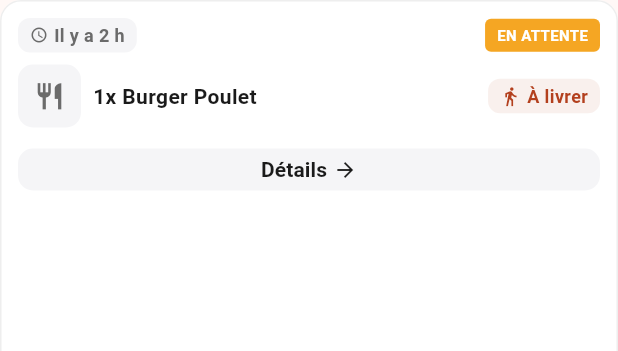
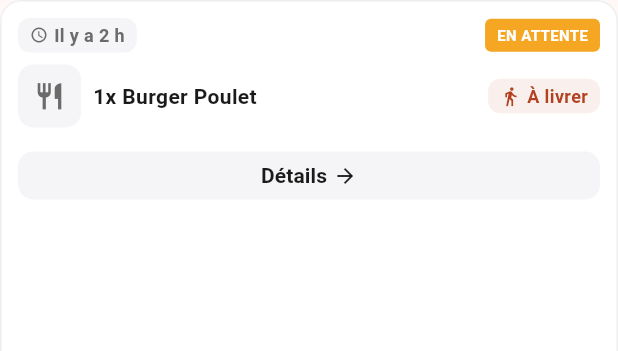
Before and after one commit to DavFilsDev/quick-eat-app, a Flutter app: the MerchantOrderCard widget shown alone on an empty page, opened directly with sample values from the repository, on a phone screen of 412 x 824 dp. Shown: the top 351 px of the screen. Run offline on Flutter 3.47's test engine with Material 3 defaults, Android fonts, the phone set to English and light mode, and no system bars; our stand-ins replace cached_network_image, cloud_firestore, firebase_auth, firebase_core, image_picker; accounts and stored records are empty; project files that could hold a hidden picture were left out.

Commit message:
fix(merchant-ui): enlarge detail button height and vertical spacing

```diff
--- a/lib/features/orders/presentation/merchant/widgets/merchant_order_card.dart
+++ b/lib/features/orders/presentation/merchant/widgets/merchant_order_card.dart
@@ -35,7 +35,7 @@ class MerchantOrderCard extends StatelessWidget {
         side: BorderSide(color: Colors.grey.shade200),
       ),
       child: Padding(
-        padding: const EdgeInsets.all(12),
+        padding: const EdgeInsets.fromLTRB(12, 12, 12, 16),
         child: Column(
           crossAxisAlignment: CrossAxisAlignment.start,
           children: [
@@ -127,7 +127,7 @@ class MerchantOrderCard extends StatelessWidget {
                 ),
               ],
             ),
-            const SizedBox(height: 8),
+            const SizedBox(height: 12),
 
             SizedBox(
               width: double.infinity,
@@ -138,7 +138,7 @@ class MerchantOrderCard extends StatelessWidget {
                   foregroundColor: AppColors.textPrimary,
                   elevation: 0,
                   visualDensity: VisualDensity.compact,
-                  minimumSize: const Size(56, 36),
+                  minimumSize: const Size(56, 40),
                   shape: RoundedRectangleBorder(
                     borderRadius: BorderRadius.circular(10),
                   ),
```
